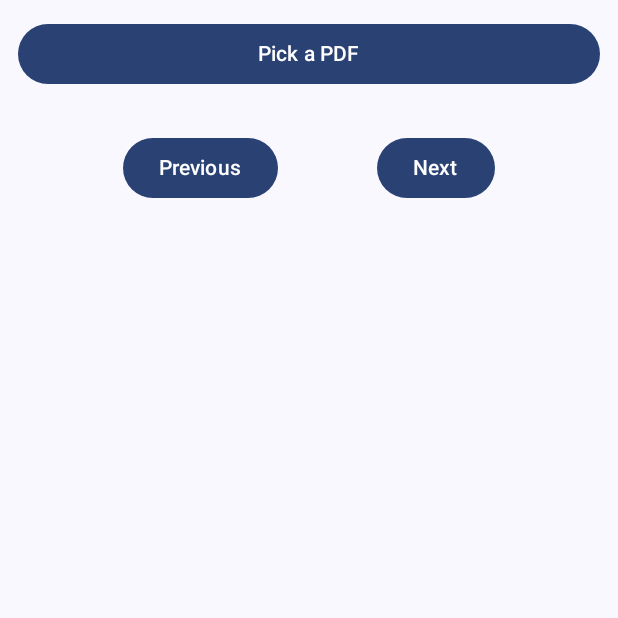
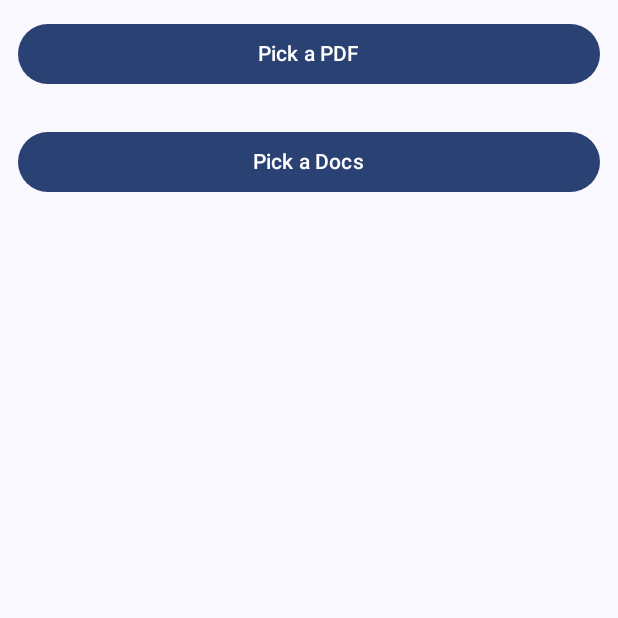
Before and after one commit to mohitbhusal11/myPdfViewer, an Android app built with Jetpack Compose: the screen it shows after launch (MainActivity), on a phone screen of 412 x 824 dp, the top half of it. Run offline under Robolectric (Android 15) with nearby library versions, the phone set to English and light mode, and no system bars.

Commit message:
Fix basic UI and also handle to back to home screen button functionality

```diff
--- a/app/src/main/java/com/mypdfviewer/screens/PdfScreen.kt
+++ b/app/src/main/java/com/mypdfviewer/screens/PdfScreen.kt
@@ -1,7 +1,5 @@
 package com.mypdfviewer.screens
 
-import android.app.Application
-import android.graphics.Bitmap
 import android.net.Uri
 import androidx.activity.compose.rememberLauncherForActivityResult
 import androidx.activity.result.contract.ActivityResultContracts
@@ -18,7 +16,10 @@ import androidx.compose.ui.graphics.asImageBitmap
 import androidx.compose.ui.graphics.graphicsLayer
 import androidx.compose.ui.unit.dp
 import androidx.compose.foundation.gestures.rememberTransformableState
+import androidx.compose.foundation.selection.triStateToggleable
 import androidx.compose.ui.graphics.Color
+import androidx.compose.ui.tooling.preview.Preview
+import androidx.compose.ui.tooling.preview.PreviewParameter
 import com.mypdfviewer.viewModel.PdfViewModel
 
 @Composable
@@ -37,24 +38,15 @@ fun PdfScreen(modifier: Modifier = Modifier, viewModel: PdfViewModel) {
     )
 
     Column(modifier = modifier.fillMaxSize()) {
-
-        Button(
-            onClick = { filePickerLauncher.launch(arrayOf("application/pdf")) },
-            modifier = Modifier
-                .fillMaxWidth()
-                .padding(12.dp)
-        ) {
-            Text("Pick a PDF")
-        }
-
         bitmap?.let {
             Box(
                 modifier = Modifier
                     .fillMaxSize()
                     .weight(1f)
                     .transformable(
-                        state = rememberTransformableState { zoomChange, _, _ ->
+                        state = rememberTransformableState { zoomChange, panChange, _ ->
                             scale *= zoomChange
+
                         }
                     )
                     .graphicsLayer(
@@ -72,20 +64,46 @@ fun PdfScreen(modifier: Modifier = Modifier, viewModel: PdfViewModel) {
                         .clip(RoundedCornerShape(8.dp))
                 )
             }
-        }
 
             Row(
                 modifier = Modifier
                     .fillMaxWidth()
                     .padding(16.dp),
-            horizontalArrangement = Arrangement.SpaceEvenly
+                horizontalArrangement = Arrangement.SpaceBetween
             ) {
                 Button(onClick = { viewModel.prevPage(); scale = 1f }) {
                     Text("Previous")
+                }
+                Button(onClick = { viewModel.clearBitMap() }) {
+                    Text("Home")
                 }
                 Button(onClick = { viewModel.nextPage(); scale = 1f }) {
                     Text("Next")
                 }
             }
+        } ?: run {
+            Button(
+                onClick = { filePickerLauncher.launch(arrayOf("application/pdf")) },
+                modifier = Modifier
+                    .fillMaxWidth()
+                    .padding(12.dp)
+            ) {
+                Text("Pick a PDF")
+            }
+
+            Button(
+                onClick = { filePickerLauncher.launch(arrayOf("application/msword",
+                    "application/vnd.openxmlformats-officedocument.wordprocessingml.document",
+                    "application/vnd.oasis.opendocument.text",
+                    "application/vnd.google-apps.document")) },
+                modifier = Modifier
+                    .fillMaxWidth()
+                    .padding(12.dp)
+            ) {
+                Text("Pick a Docs")
             }
         }
+
+
+    }
+}
--- a/app/src/main/java/com/mypdfviewer/viewModel/PdfViewModel.kt
+++ b/app/src/main/java/com/mypdfviewer/viewModel/PdfViewModel.kt
@@ -48,6 +48,10 @@ class PdfViewModel(app: Application): AndroidViewModel(app) {
         }
     }
 
+    fun clearBitMap(){
+        _bitmap.value = null
+    }
+
     fun nextPage() {
         if (currentPageIndex < pageCount - 1) showPage(currentPageIndex + 1)
     }
```
Also changed, not shown: app/src/main/java/com/mypdfviewer/viewModel/DocsViewModel.kt (added, +8 -0 lines). Lines whose indentation alone changed are shown as unchanged.
